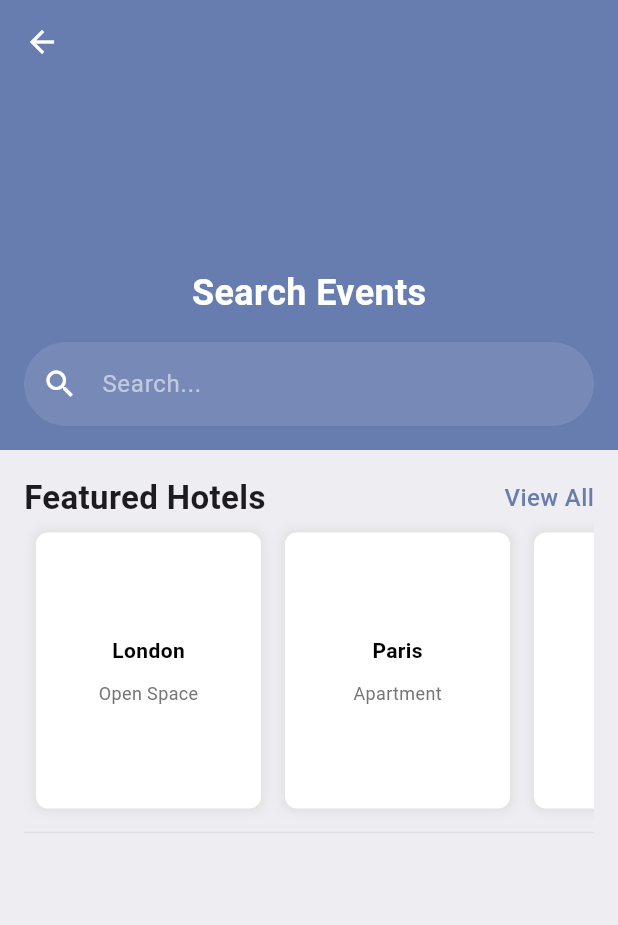
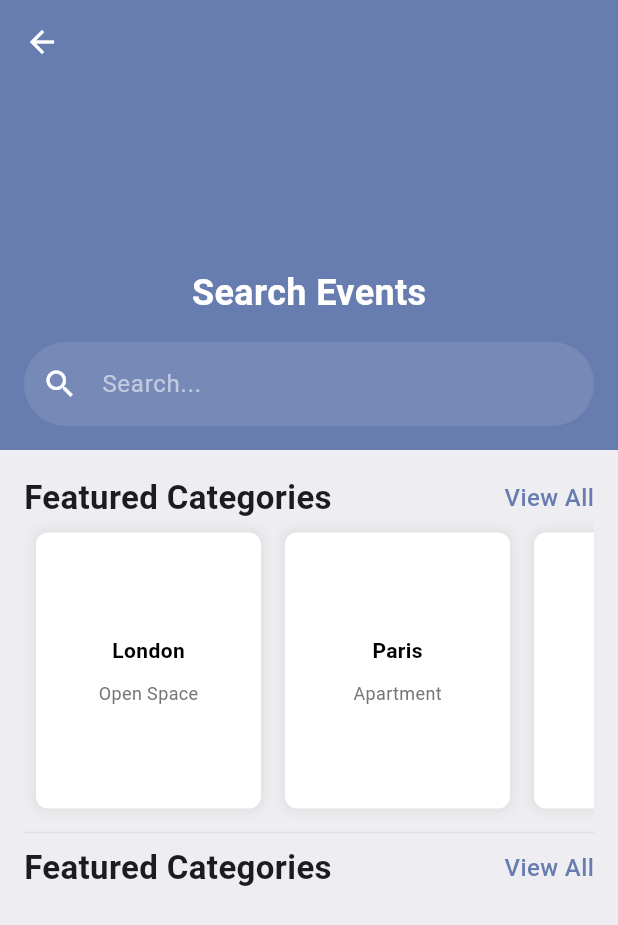
Before and after one commit to kasimkazmi/flutter_application_1, a Flutter app: the EventsScreen screen opened directly, on a phone screen of 412 x 824 dp. Shown: the top 925 px of the screen. Run offline on Flutter 3.47's test engine with Material 3 defaults, Android fonts, the phone set to English and light mode, and no system bars; our stand-ins replace barcode_widget, cloud_firestore, firebase_auth, firebase_core, fluentui_icons, get and 1 more; missing offline and left inert: flutter_facebook_auth; accounts and stored records are empty; network calls fail.

Commit message:
Heading Text Updated

```diff
--- a/lib/screens/events/events_screen.dart
+++ b/lib/screens/events/events_screen.dart
@@ -134,7 +134,7 @@ class _SearchScreenState extends State<EventsScreen> {
                 child: Column(
                   children: [
                     AppSectionHeading(
-                      leftText: "Featured Hotels",
+                      leftText: "Featured Categories",
                       rightText: "View All",
                       func: () {
                         print("View All clicked!");
@@ -186,6 +186,14 @@ class _SearchScreenState extends State<EventsScreen> {
                       ),
                     ),
                     Divider(color: Colors.grey.shade300),
+                    AppSectionHeading(
+                      leftText: "Featured Categories",
+                      rightText: "View All",
+                      func: () {
+                        print("View All clicked!");
+                      },
+                    ),
+
                   ],
                 ),
               ),
--- a/lib/screens/hotel/hotel_search.dart
+++ b/lib/screens/hotel/hotel_search.dart
@@ -134,7 +134,7 @@ class _SearchScreenState extends State<HotelSearch> {
                 child: Column(
                   children: [
                     AppSectionHeading(
-                      leftText: "Featured Hotels",
+                      leftText: "Popular Destinations",
                       rightText: "View All",
                       func: () {
                         print("View All clicked!");
@@ -186,6 +186,13 @@ class _SearchScreenState extends State<HotelSearch> {
                       ),
                     ),
                     Divider(color: Colors.grey.shade300),
+                    AppSectionHeading(
+                      leftText: "Theme Destinations",
+                      rightText: "View All",
+                      func: () {
+                        print("View All clicked!");
+                      },
+                    ),
                   ],
                 ),
               ),
```
